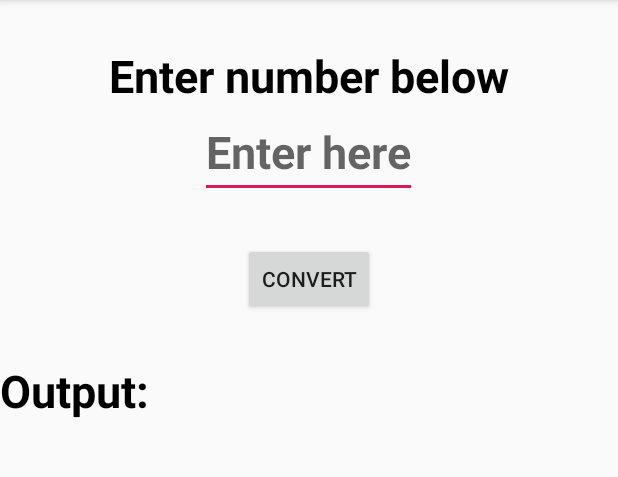
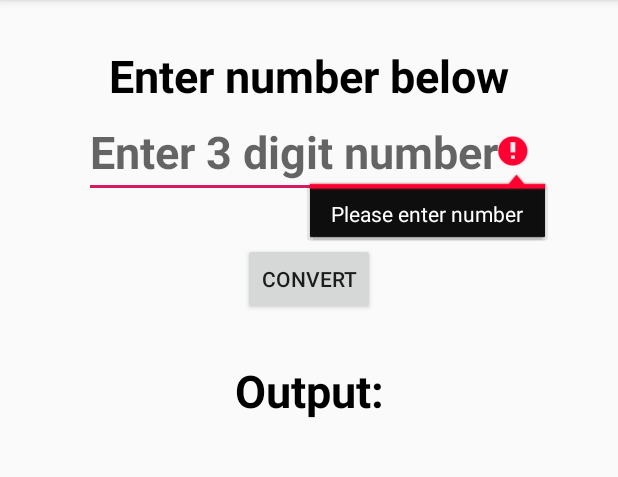
Before and after one commit to Samit007/NumberToWords, an Android app: the screen it shows after launch (MainActivity), after a tap on "CONVERT", on a phone screen of 412 x 824 dp, the part 84-561 px from its top. Run offline under Robolectric (Android 15) with nearby library versions, the phone set to English and light mode, and no system bars.

```diff
--- a/app/src/main/java/com/example/numbertowords/MainActivity.java
+++ b/app/src/main/java/com/example/numbertowords/MainActivity.java
@@ -2,6 +2,7 @@ package com.example.numbertowords;
 
 import android.support.v7.app.AppCompatActivity;
 import android.os.Bundle;
+import android.text.TextUtils;
 import android.view.View;
 import android.widget.Button;
 import android.widget.EditText;
@@ -23,9 +24,23 @@ public class MainActivity extends AppCompatActivity {
         btnconvert.setOnClickListener(new View.OnClickListener() {
             @Override
             public void onClick(View v) {
-
+                if (!isEmpty()) {
+                    int number = Integer.parseInt(etnumber.getText().toString());
+                    Convert c = new Convert();
+                    String word = c.conversion(number);
+                    result.setText(word);
+                }
             }
         });
+    }
 
+    public boolean isEmpty() {
+        if (TextUtils.isEmpty(etnumber.getText().toString())) {
+            etnumber.setError("Please enter number");
+            etnumber.requestFocus();
+            return true;
+        } else {
+            return false;
+        }
     }
 }
--- a/app/src/main/res/layout/activity_main.xml
+++ b/app/src/main/res/layout/activity_main.xml
@@ -22,10 +22,12 @@
         android:layout_width="wrap_content"
         android:layout_height="wrap_content"
         android:layout_gravity="center"
-        android:hint="Enter here"
+        android:hint="Enter 3 digit number"
         android:textColor="#000"
         android:textSize="30dp"
-        android:textStyle="bold" />
+        android:textStyle="bold"
+        android:inputType="number"
+        android:maxLength="3"/>
 
     <Button
         android:id="@+id/btnconvert"
@@ -34,11 +36,6 @@
         android:layout_gravity="center"
         android:layout_marginTop="30dp"
         android:text="Convert" />
-
-    <LinearLayout
-        android:layout_width="wrap_content"
-        android:layout_height="wrap_content"
-        android:orientation="horizontal">
 
         <TextView
             android:layout_width="match_parent"
@@ -61,5 +58,4 @@
             android:textColor="#000"
             android:textSize="30dp"
             android:textStyle="bold" />
-    </LinearLayout>
 </LinearLayout>
```
Also changed, not shown: app/src/main/java/com/example/numbertowords/Convert.java (+4 -5 lines).
